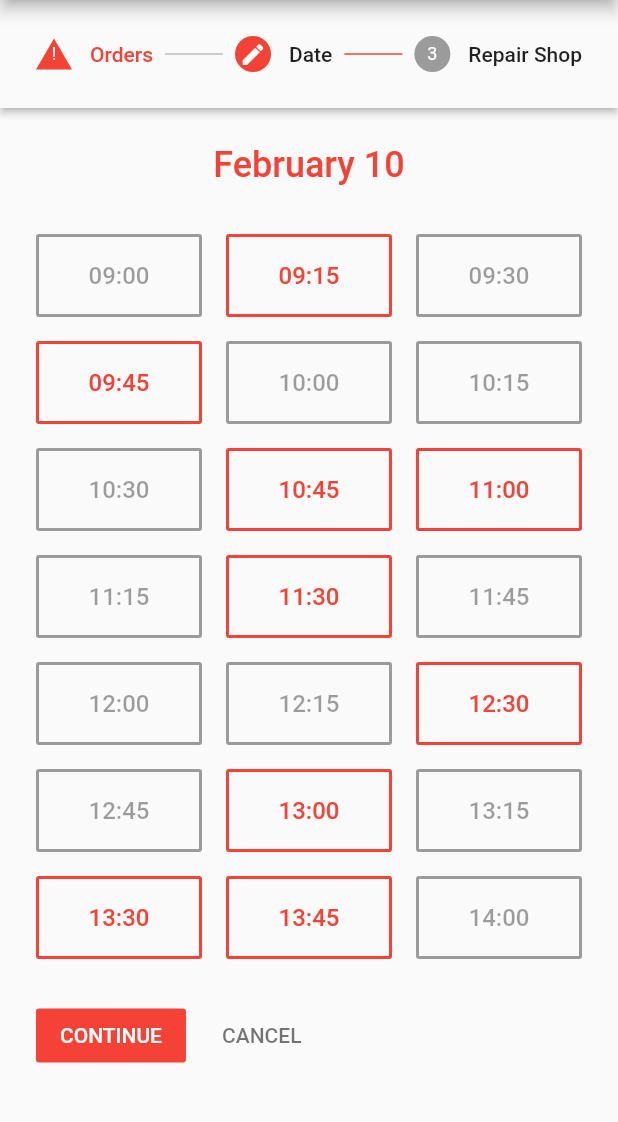
After one commit to RolandTolnay/RepairMe, a Flutter app: the screen it shows after launch, after a tap on an icon or button, on a phone screen of 412 x 824 dp, the part 84-1206 px from its top. The commit adds this screen. Run offline on Flutter 3.47's test engine with Material 2 defaults, Android fonts, the phone set to English and light mode, and no system bars; our stand-ins replace equatable, get_it; generated files the repository leaves out were written again.

Commit message:
Added date time picker

```diff
--- a/lib/main.dart
+++ b/lib/main.dart
@@ -1,7 +1,9 @@
 import 'package:flutter/material.dart';
 import 'package:provider/provider.dart';
+import 'package:repairme/service/date_time_provider.dart';
 
 import 'service/appointment_builder.dart';
+import 'service/order_provider.dart';
 import 'service/services.dart';
 import 'ui/root_page.dart';
 
@@ -19,8 +21,12 @@ class MyApp extends StatelessWidget {
         primarySwatch: Colors.red,
         visualDensity: VisualDensity.adaptivePlatformDensity,
       ),
-      home: ChangeNotifierProvider(
-        create: (_) => service<AppointmentBuilder>(),
+      home: MultiProvider(
+        providers: [
+          ChangeNotifierProvider(create: (_) => service<AppointmentBuilder>()),
+          ChangeNotifierProvider(create: (_) => service<OrderProvider>()),
+          ChangeNotifierProvider(create: (_) => service<DateTimeProvider>()),
+        ],
         child: RootPage(),
       ),
       debugShowCheckedModeBanner: false,
--- /dev/null
+++ b/lib/service/date_time_provider.dart
@@ -0,0 +1,104 @@
+import 'dart:collection';
+import 'dart:math';
+
+import 'package:equatable/equatable.dart';
+import 'package:flutter/material.dart';
+
+import '../model/date_time_utility.dart';
+
+class TimeSlot extends Equatable {
+  final TimeOfDay timeOfDay;
+  final bool isBooked;
+
+  const TimeSlot({
+    @required this.timeOfDay,
+    this.isBooked = false,
+  });
+
+  @override
+  List<Object> get props => [timeOfDay.hour, timeOfDay.minute];
+}
+
+abstract class DateTimeProvider extends ChangeNotifier {
+  DateTime get selectedDate;
+  TimeSlot get selectedTimeSlot;
+
+  UnmodifiableListView<TimeSlot> get timeSlots;
+
+  void selectDate(DateTime date);
+  void selectTimeSlot(TimeSlot slot);
+}
+
+class RMDateTimeProvider extends ChangeNotifier implements DateTimeProvider {
+  DateTime _selectedDate = DateTime.now();
+  TimeSlot _selectedTimeSlot;
+  List<TimeSlot> _timeSlots = [];
+
+  @override
+  DateTime get selectedDate => _selectedDate;
+
+  @override
+  TimeSlot get selectedTimeSlot => _selectedTimeSlot;
+
+  @override
+  UnmodifiableListView<TimeSlot> get timeSlots =>
+      UnmodifiableListView(_timeSlots);
+
+  RMDateTimeProvider() {
+    _timeSlots = _timeSlotsForDate(_selectedDate);
+  }
+
+  @override
+  void selectDate(DateTime date) {
+    _selectedDate = date;
+    _timeSlots = _timeSlotsForDate(date);
+    _selectedTimeSlot = null;
+    notifyListeners();
+  }
+
+  @override
+  void selectTimeSlot(TimeSlot slot) {
+    _selectedTimeSlot = slot;
+  }
+
+  List<TimeSlot> _timeSlotsForDate(DateTime date) {
+    // Sunday closed
+    if (date.weekday == 7) return [];
+
+    final interval = Duration(minutes: 15);
+    final openingTime = TimeOfDay(hour: 9, minute: 0);
+    final closingTime = TimeOfDay(hour: 18, minute: 0);
+    final randomGenerator = Random();
+
+    final timeSlots = <TimeSlot>[];
+    var currentTime = openingTime;
+    while (closingTime > currentTime) {
+      final slot = TimeSlot(
+        timeOfDay: currentTime,
+        isBooked: randomGenerator.nextBool(),
+      );
+      timeSlots.add(slot);
+      currentTime = currentTime.addingDuration(interval);
+    }
+    return timeSlots;
+  }
+}
+
+extension on TimeOfDay {
+  bool operator >(TimeOfDay timeOfDay) {
+    if (hour == timeOfDay.hour) {
+      return minute > timeOfDay.minute;
+    } else {
+      return hour > timeOfDay.hour;
+    }
+  }
+
+  TimeOfDay addingDuration(Duration duration) {
+    final addedMinutes = duration.inMinutes + hour * 60 + minute;
+    var resultHours = addedMinutes ~/ 60;
+    if (resultHours > 23) {
+      resultHours -= 24;
+    }
+    return TimeOfDay(hour: resultHours, minute: addedMinutes % 60);
+  }
+}
--- a/lib/service/services.dart
+++ b/lib/service/services.dart
@@ -1,4 +1,5 @@
 import 'package:get_it/get_it.dart';
+import 'package:repairme/service/date_time_provider.dart';
 
 import 'appointment_builder.dart';
 import 'order_builder.dart';
@@ -7,8 +8,8 @@ import 'order_provider.dart';
 final service = GetIt.instance;
 
 void setupProviders() {
-  service.registerLazySingleton<OrderProvider>(() => RMOrderProvider());
-
+  service.registerFactory<AppointmentBuilder>(() => RMAppointmentBuilder());
   service.registerFactory<OrderBuilder>(() => RMOrderBuilder());
-  service.registerFactory<AppointmentBuilder>(() => RMAppointmentBuilder());
+  service.registerFactory<OrderProvider>(() => RMOrderProvider());
+  service.registerFactory<DateTimeProvider>(() => RMDateTimeProvider());
 }
--- /dev/null
+++ b/lib/ui/datetime_picker_page.dart
@@ -0,0 +1,120 @@
+import 'package:flutter/material.dart';
+import 'package:provider/provider.dart';
+
+import '../model/date_time_utility.dart';
+import '../service/date_time_provider.dart';
+
+class DateTimePickerPage extends StatelessWidget {
+  final VoidCallback onDateTimePicked;
+
+  const DateTimePickerPage({this.onDateTimePicked, Key key}) : super(key: key);
+
+  @override
+  Widget build(BuildContext context) {
+    final provider = context.watch<DateTimeProvider>();
+
+    Widget content;
+    if (provider.timeSlots.isEmpty) {
+      content = Center(
+          child: Text(
+        'No timeslots available for this date.',
+        style: Theme.of(context).textTheme.subtitle1,
+      ));
+    } else {
+      content = GridView.count(
+        childAspectRatio: 2,
+        crossAxisCount: 3,
+        mainAxisSpacing: 16.0,
+        crossAxisSpacing: 16.0,
+        children: provider.timeSlots.map((timeSlot) {
+          return _TimeSlotButton(
+            timeSlot,
+            onTimeSlotPicked: (timeSlot) {
+              provider.selectTimeSlot(timeSlot);
+              onDateTimePicked?.call();
+            },
+          );
+        }).toList(),
+      );
+    }
+
+    return Column(
+      children: [
+        _DateSelector(
+          provider.selectedDate,
+          onDateSelected: (date) {
+            provider.selectDate(date);
+          },
+        ),
+        SizedBox(height: 32.0),
+        Container(
+          height: MediaQuery.of(context).size.height * 0.6,
+          child: content,
+        )
+      ],
+    );
+  }
+}
+
+class _DateSelector extends StatelessWidget {
+  const _DateSelector(this.date, {Key key, this.onDateSelected})
+      : super(key: key);
+
+  final DateTime date;
+  final ValueChanged<DateTime> onDateSelected;
+
+  @override
+  Widget build(BuildContext context) {
+    return InkWell(
+      child: Text(
+        '${date.dateDescription}',
+        style: Theme.of(context).textTheme.headline5.copyWith(
+            color: Theme.of(context).colorScheme.primary,
+            fontWeight: FontWeight.w500),
+      ),
+      onTap: () async {
+        final selectedDate = await showDatePicker(
+            context: context,
+            initialDate: date,
+            firstDate: DateTime.fromMillisecondsSinceEpoch(0),
+            lastDate: DateTime(2101));
+        if (selectedDate != null) {
+          onDateSelected?.call(selectedDate);
+        }
+      },
+    );
+  }
+}
+
+class _TimeSlotButton extends StatelessWidget {
+  _TimeSlotButton(
+    this.timeSlot, {
+    this.onTimeSlotPicked,
+    Key key,
+  }) : super(key: key);
+
+  final TimeSlot timeSlot;
+  final ValueChanged<TimeSlot> onTimeSlotPicked;
+
+  @override
+  Widget build(BuildContext context) {
+    final color = timeSlot.isBooked
+        ? Theme.of(context).disabledColor
+        : Theme.of(context).colorScheme.primaryVariant;
+    final textStyle = Theme.of(context).textTheme.subtitle1.copyWith(
+          color: color,
+          fontWeight: FontWeight.w500,
+        );
+    final timeDescription = MaterialLocalizations.of(context).formatTimeOfDay(
+      timeSlot.timeOfDay,
+      alwaysUse24HourFormat: true,
+    );
+
+    return OutlineButton(
+      borderSide: BorderSide(color: color, width: 2),
+      child: Text('${timeDescription}', style: textStyle),
+      onPressed:
+          timeSlot.isBooked ? null : () => onTimeSlotPicked?.call(timeSlot),
+    );
+  }
+}
--- a/lib/ui/order_list_page.dart
+++ b/lib/ui/order_list_page.dart
@@ -35,7 +35,7 @@ class _AddOrderButton extends StatelessWidget {
           color: Theme.of(context).colorScheme.primary,
           textColor: Theme.of(context).colorScheme.onPrimary,
           shape: RoundedRectangleBorder(
-            borderRadius: BorderRadius.circular(20.0),
+            borderRadius: BorderRadius.circular(10.0),
           ),
           child: Row(
             mainAxisAlignment: MainAxisAlignment.center,
--- a/lib/ui/root_page.dart
+++ b/lib/ui/root_page.dart
@@ -4,8 +4,10 @@ import 'package:provider/provider.dart';
 import '../model/repair_shop.dart';
 import '../service/appointment_builder.dart';
 import '../service/order_provider.dart';
-import '../service/services.dart';
+import '../service/date_time_provider.dart';
+import 'datetime_picker_page.dart';
 import 'order_list_page.dart';
+import 'package:repairme/model/date_time_utility.dart';
 
 class RootPage extends StatefulWidget {
   const RootPage({Key key}) : super(key: key);
@@ -15,31 +17,38 @@ class RootPage extends StatefulWidget {
 }
 
 class _RootPageState extends State<RootPage> {
+  List<Step> _steps = [];
   int _currentStep = 0;
+  final Map<int, StepState> _stepState = {
+    0: StepState.indexed,
+    1: StepState.indexed,
+    2: StepState.indexed,
+  };
+
+  @override
+  void initState() {
+    super.initState();
+
+    _updateStepState();
+  }
 
   @override
   Widget build(BuildContext context) {
-    final builder = context.watch<AppointmentBuilder>();
-
-    final steps = [
+    _steps = [
       Step(
           isActive: _currentStep == 0,
-          state:
-              builder.hasValidOrders ? StepState.complete : StepState.editing,
+          state: _stepState[0],
           title: Text('Orders'),
-          content: ChangeNotifierProvider.value(
-            value: service<OrderProvider>(),
-            child: OrderListPage(),
-          )),
+          content: OrderListPage()),
       Step(
         isActive: _currentStep == 1,
+        state: _stepState[1],
         title: Text('Date'),
-        content: Center(
-          child: Text('Date selector'),
-        ),
+        content: DateTimePickerPage(onDateTimePicked: _onStepContinue),
       ),
       Step(
         isActive: _currentStep == 2,
+        state: _stepState[2],
         title: Text('Repair Shop'),
         content: Center(
           child: Text('Shop selector'),
@@ -48,51 +57,76 @@ class _RootPageState extends State<RootPage> {
     ];
 
     return Scaffold(
-      appBar: AppBar(title: Text('New Appointment')),
+      appBar: AppBar(title: const Text('New Appointment')),
       body: Stepper(
         type: StepperType.horizontal,
         currentStep: _currentStep,
-        onStepContinue: () => onStepContinue(steps.length),
-        onStepCancel: onStepCancel,
-        onStepTapped: onStepTapped,
-        steps: steps,
+        onStepContinue: _onStepContinue,
+        onStepCancel: _onStepCancel,
+        onStepTapped: _onStepTapped,
+        steps: _steps,
       ),
     );
   }
 
-  void onStepContinue(int stepCount) {
+  void _onStepContinue() {
     final builder = context.read<AppointmentBuilder>();
 
     switch (_currentStep) {
       case 0:
-        // TODO: Think about this
-        builder.setOrders(service<OrderProvider>().orders);
+        builder.setOrders(context.read<OrderProvider>().orders);
         break;
       case 1:
-        builder.selectDate(DateTime.now());
+        final dateTimeProvider = context.read<DateTimeProvider>();
+        DateTime date;
+        if (dateTimeProvider.selectedTimeSlot != null) {
+          date = dateTimeProvider.selectedDate
+              .withTimeOfDay(dateTimeProvider.selectedTimeSlot.timeOfDay);
+        }
+        builder.selectDate(date);
         break;
       case 2:
         builder.selectRepairShop(RepairShop());
         break;
     }
-    if (_currentStep < stepCount - 1) {
+    if (_currentStep < _steps.length - 1) {
       setState(() {
         _currentStep += 1;
+        _updateStepState();
       });
     }
   }
 
-  void onStepCancel() {
+  void _onStepCancel() {
     if (_currentStep > 0) {
       setState(() {
         _currentStep -= 1;
+        _updateStepState();
       });
     }
   }
 
-  void onStepTapped(int stepValue) {
+  void _onStepTapped(int stepValue) {
     setState(() {
       _currentStep = stepValue;
+      _updateStepState();
     });
   }
+
+  void _updateStepState() {
+    final builder = context.read<AppointmentBuilder>();
+
+    final isStepStateValid = {
+      0: builder.hasValidOrders,
+      1: builder.hasValidDate,
+      2: builder.hasValidRepairShop
+    };
+    _stepState.keys.forEach((step) {
+      if (_stepState[step] == StepState.editing) {
+        _stepState[step] =
+            isStepStateValid[step] ? StepState.complete : StepState.error;
+      }
+    });
+    _stepState[_currentStep] = StepState.editing;
+  }
 }
--- a/pubspec.yaml
+++ b/pubspec.yaml
@@ -12,6 +12,7 @@ dependencies:
   flutter:
     sdk: flutter
   cupertino_icons: ^1.0.0
+  equatable: ^1.2.6
   get_it: ^5.0.6
   json_annotation: ^3.1.1
   provider: ^4.3.3
```
Also changed, not shown: lib/model/date_time_utility.dart (added, +10 -0 lines), pubspec.lock.
